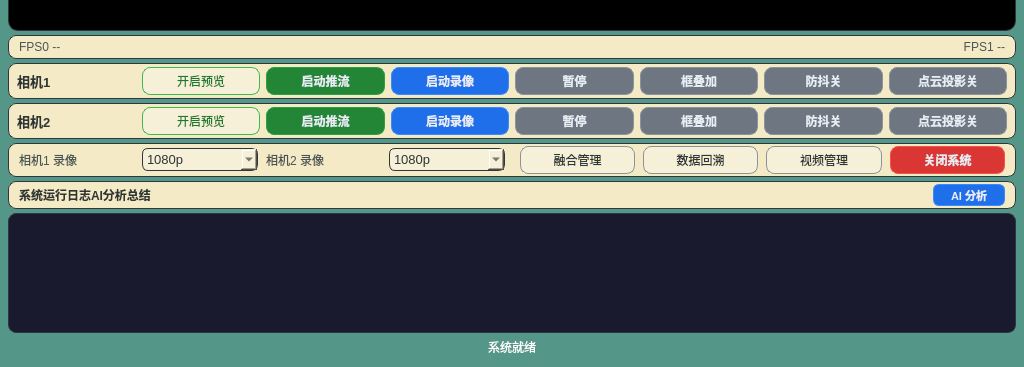
Qt form Software/APP/SentinelQT/widget.ui (Davin-Liang/RK3588-Omni-Sentinel) before a commit; both pictures show x 0 to 1024 and y 233 to 600 of the 1024 by 600 pixel window.
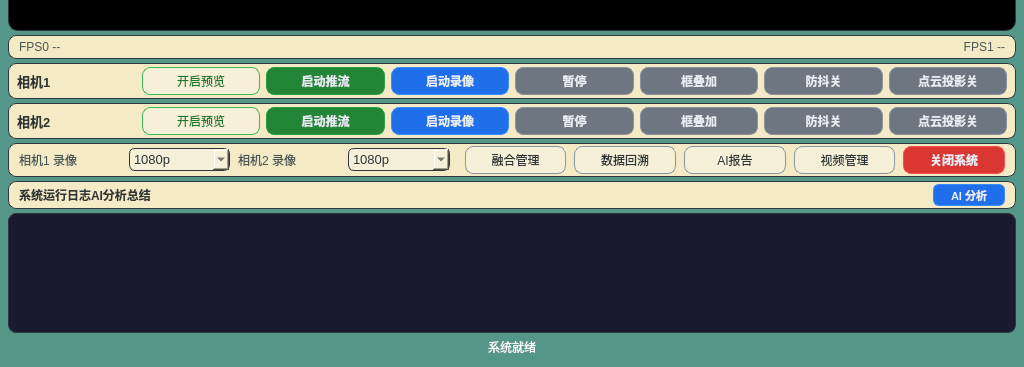
The same form after that commit.

Commit message: 1、LLM恢复热加载模式：启动时预分配workspace，warmup后sleep 3s等待DDR回收，避免全功能运行时OOM 2、AI prompt增强：新增内存信息、每核CPU占用率、目标距离告警、安全评估指令 3、AI报告UI重构：从主页底部小文本框迁移到独立子页面Page4，新增btnAIReport导航按钮 4、修复lslidarer kPointsPerSweep=540越界→1200，三处点累积循环加防溢出 5、修复lidar-camera-fusion kMaxLidarPoints与lslidarer不同步导致copy_slot越界 6、修复PreviewWorker release_preview(nullptr)堆损坏 7、sentinel-streamer CMakeLists.txt补全OpenCV头文件传递依赖 8、更新各组件BUG_RECORD.md及AI_Integration_Issues.md文档记录

The edit to the form file:
```diff
--- a/Software/APP/SentinelQT/widget.ui
+++ b/Software/APP/SentinelQT/widget.ui
@@ -431,6 +431,15 @@
             </property>
            </widget>
           </item>
+          <item>
+           <widget class="QPushButton" name="btnAIReport">
+            <property name="text"><string>AI报告</string></property>
+            <property name="minimumSize"><size><width>80</width><height>28</height></size></property>
+            <property name="styleSheet">
+             <string notr="true">font-size: 12px; color: #2d3535; background-color: #F5F0D7; border: 1px solid #8b949e; border-radius: 8px; padding: 0 10px;</string>
+            </property>
+           </widget>
+          </item>
           <item>
            <widget class="QPushButton" name="btnVideos">
             <property name="text"><string>视频管理</string></property>
```
Left out of the diff: 3 changed lines with no effect on the pictures. The commit also changes 15 other files.
